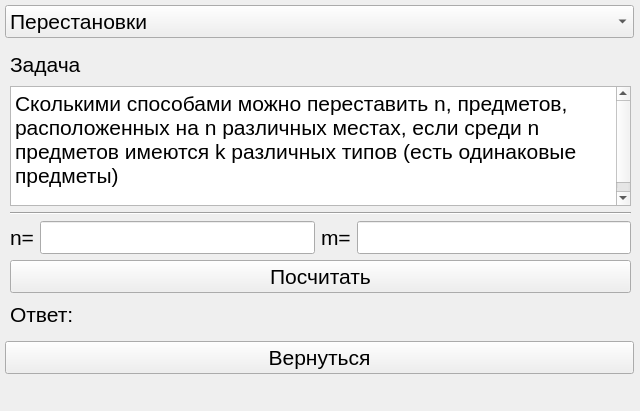
The window that qtdesign/untitled.ui (SheezZarR/PyQT-experiment) describes before a commit, drawn with Qt 5.
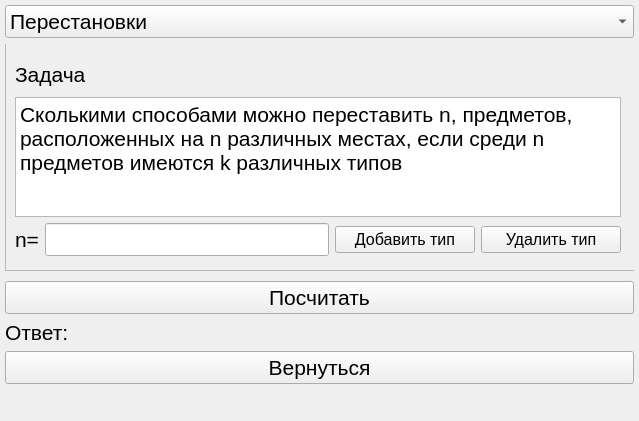
The same window after the commit.

Commit message: Added remaining functionality to the combinatorics

What changed in the file:
```diff
--- a/qtdesign/untitled.ui
+++ b/qtdesign/untitled.ui
@@ -6,8 +6,8 @@
    <rect>
     <x>0</x>
     <y>0</y>
-    <width>640</width>
-    <height>411</height>
+    <width>639</width>
+    <height>421</height>
    </rect>
   </property>
   <property name="font">
@@ -347,10 +347,10 @@
         <x>-1</x>
         <y>-1</y>
         <width>641</width>
-        <height>381</height>
+        <height>391</height>
        </rect>
       </property>
-      <layout class="QVBoxLayout" name="Combinatorics">
+      <layout class="QGridLayout" name="gridLayout_3">
        <property name="leftMargin">
         <number>6</number>
        </property>
@@ -363,7 +363,21 @@
        <property name="bottomMargin">
         <number>6</number>
        </property>
-       <item>
+       <item row="2" column="0">
+        <widget class="QPushButton" name="comb_calculate_button">
+         <property name="text">
+          <string>Посчитать</string>
+         </property>
+        </widget>
+       </item>
+       <item row="4" column="0">
+        <widget class="QPushButton" name="comb_main_menu_button">
+         <property name="text">
+          <string>Вернуться</string>
+         </property>
+        </widget>
+       </item>
+       <item row="0" column="0">
         <widget class="QComboBox" name="comboBox">
          <item>
           <property name="text">
@@ -397,7 +411,14 @@
          </item>
         </widget>
        </item>
-       <item>
+       <item row="3" column="0">
+        <widget class="QLabel" name="comb_ans_box">
+         <property name="text">
+          <string>Ответ:</string>
+         </property>
+        </widget>
+       </item>
+       <item row="1" column="0">
         <widget class="QStackedWidget" name="combinatoric_stack">
          <property name="currentIndex">
           <number>1</number>
@@ -498,24 +519,35 @@
           </widget>
          </widget>
          <widget class="QWidget" name="permutation_n_k">
-          <widget class="QWidget" name="verticalLayoutWidget_6">
+          <widget class="QScrollArea" name="scrollArea">
            <property name="geometry">
             <rect>
              <x>0</x>
-             <y>0</y>
+             <y>-1</y>
              <width>631</width>
-             <height>291</height>
+             <height>228</height>
             </rect>
            </property>
-           <layout class="QVBoxLayout" name="verticalLayout_6">
-            <property name="spacing">
-             <number>6</number>
-            </property>
+           <property name="widgetResizable">
+            <bool>true</bool>
+           </property>
+           <widget class="QWidget" name="scrollAreaWidgetContents">
+            <property name="geometry">
+             <rect>
+              <x>0</x>
+              <y>0</y>
+              <width>629</width>
+              <height>226</height>
+             </rect>
+            </property>
+            <layout class="QGridLayout" name="gridLayout_2">
+             <item row="0" column="0">
+              <layout class="QGridLayout" name="gridLayout">
             <property name="sizeConstraint">
              <enum>QLayout::SetNoConstraint</enum>
             </property>
             <property name="leftMargin">
-             <number>5</number>
+                <number>0</number>
             </property>
             <property name="topMargin">
              <number>5</number>
@@ -526,14 +558,14 @@
             <property name="bottomMargin">
              <number>5</number>
             </property>
-            <item>
+               <item row="0" column="0">
              <widget class="QLabel" name="task_label_4">
               <property name="text">
                <string>Задача</string>
               </property>
              </widget>
             </item>
-            <item>
+               <item row="1" column="0">
              <widget class="QTextBrowser" name="task_text_4">
               <property name="maximumSize">
                <size>
@@ -546,19 +578,11 @@
 &lt;html&gt;&lt;head&gt;&lt;meta name=&quot;qrichtext&quot; content=&quot;1&quot; /&gt;&lt;style type=&quot;text/css&quot;&gt;
 p, li { white-space: pre-wrap; }
 &lt;/style&gt;&lt;/head&gt;&lt;body style=&quot; font-family:'Ubuntu'; font-size:16pt; font-weight:400; font-style:normal;&quot;&gt;
-&lt;p style=&quot; margin-top:0px; margin-bottom:0px; margin-left:0px; margin-right:0px; -qt-block-indent:0; text-indent:0px;&quot;&gt;&lt;span style=&quot; font-family:'Open Sans,sans-serif'; color:#000000; background-color:#ffffff;&quot;&gt;Сколькими способами можно переставить n, предметов, расположенных на n различных местах, если среди n предметов имеются k различных типов (есть одинаковые предметы)&lt;/span&gt;&lt;/p&gt;
-&lt;p style=&quot;-qt-paragraph-type:empty; margin-top:0px; margin-bottom:0px; margin-left:0px; margin-right:0px; -qt-block-indent:0; text-indent:0px; font-family:'Open Sans,sans-serif'; color:#000000;&quot;&gt;&lt;br /&gt;&lt;/p&gt;&lt;/body&gt;&lt;/html&gt;</string>
+&lt;p style=&quot; margin-top:0px; margin-bottom:0px; margin-left:0px; margin-right:0px; -qt-block-indent:0; text-indent:0px;&quot;&gt;&lt;span style=&quot; font-family:'Open Sans,sans-serif'; color:#000000; background-color:#ffffff;&quot;&gt;Сколькими способами можно переставить n, предметов, расположенных на n различных местах, если среди n предметов имеются k различных типов&lt;/span&gt;&lt;/p&gt;&lt;/body&gt;&lt;/html&gt;</string>
               </property>
              </widget>
             </item>
-            <item>
-             <widget class="Line" name="line_4">
-              <property name="orientation">
-               <enum>Qt::Horizontal</enum>
-              </property>
-             </widget>
-            </item>
-            <item>
+               <item row="2" column="0">
              <layout class="QHBoxLayout" name="horizontalLayout_10">
               <item>
                <widget class="QLabel" name="nLabel_perm_n_k">
@@ -571,36 +595,50 @@
                <widget class="QLineEdit" name="nInput_perm_n_k"/>
               </item>
               <item>
-               <widget class="QLabel" name="mLabel_perm_n_k">
-                <property name="text">
-                 <string>m=</string>
-                </property>
-               </widget>
-              </item>
-              <item>
-               <widget class="QLineEdit" name="mInput_perm_n_k"/>
-              </item>
-             </layout>
-            </item>
-            <item>
-             <widget class="QPushButton" name="pushButton_5">
+                  <widget class="QPushButton" name="add_k_type">
+                   <property name="minimumSize">
+                    <size>
+                     <width>140</width>
+                     <height>0</height>
+                    </size>
+                   </property>
+                   <property name="font">
+                    <font>
+                     <pointsize>12</pointsize>
+                    </font>
+                   </property>
               <property name="text">
-               <string>Посчитать</string>
+                    <string>Добавить тип</string>
               </property>
              </widget>
             </item>
             <item>
-             <layout class="QHBoxLayout" name="horizontalLayout_11">
-              <item>
-               <widget class="QLabel" name="answer_label_4">
+                  <widget class="QPushButton" name="remove_k_type">
+                   <property name="minimumSize">
+                    <size>
+                     <width>140</width>
+                     <height>0</height>
+                    </size>
+                   </property>
+                   <property name="font">
+                    <font>
+                     <pointsize>12</pointsize>
+                    </font>
+                   </property>
                 <property name="text">
-                 <string>Ответ:</string>
+                    <string>Удалить тип</string>
                 </property>
                </widget>
               </item>
              </layout>
             </item>
-           </layout>
+               <item row="3" column="0">
+                <layout class="QFormLayout" name="form_with_types"/>
+               </item>
+              </layout>
+             </item>
+            </layout>
+           </widget>
           </widget>
          </widget>
          <widget class="QWidget" name="partial_permutation">
@@ -1013,13 +1051,6 @@
          </widget>
         </widget>
        </item>
-       <item>
-        <widget class="QPushButton" name="comb_main_menu_button">
-         <property name="text">
-          <string>Вернуться</string>
-         </property>
-        </widget>
-       </item>
       </layout>
      </widget>
     </widget>
```
Left out of the diff: 122 changed lines with no effect on the pictures. Lines whose indentation alone changed are shown as unchanged. The commit also changes 6 other files.
